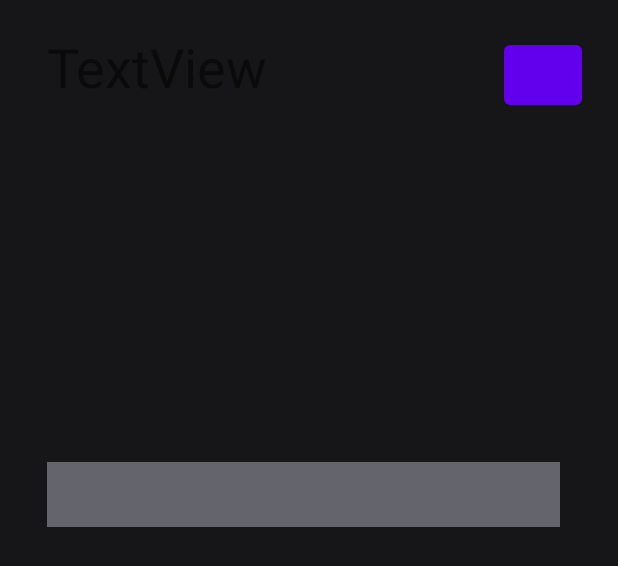
After one commit to jacoblammert/apptest, an Android app: the layout activity_settings.xml on its own in the app's theme, with its tools: preview values and no code run, on a phone screen of 412 x 824 dp. The commit adds this screen. Shown: the top 566 px of the screen. Run offline under Robolectric (Android 15) with nearby library versions, the phone set to English and light mode, and no system bars; Roboto replaces fonts that are not available here.

Commit message:
Added button to change to settings activity

```diff
--- /dev/null
+++ b/app/src/main/res/layout/activity_settings.xml
@@ -0,0 +1,59 @@
+<?xml version="1.0" encoding="utf-8"?>
+<androidx.constraintlayout.widget.ConstraintLayout xmlns:android="http://schemas.android.com/apk/res/android"
+    xmlns:app="http://schemas.android.com/apk/res-auto"
+    xmlns:tools="http://schemas.android.com/tools"
+    android:layout_width="match_parent"
+    android:layout_height="match_parent"
+    android:background="#161618"
+    android:screenOrientation="portrait">
+
+
+    <Spinner
+        android:id="@+id/fontspinner"
+        android:layout_width="342dp"
+        android:layout_height="43dp"
+        android:layout_marginTop="308dp"
+        android:background="#64646d"
+        android:outlineSpotShadowColor="#64646d"
+        app:layout_constraintEnd_toEndOf="parent"
+        app:layout_constraintHorizontal_bias="0.449"
+        app:layout_constraintStart_toStartOf="parent"
+        app:layout_constraintTop_toTopOf="parent" />
+
+    <Button
+        android:id="@+id/button_settings1"
+        android:layout_width="52dp"
+        android:layout_height="52dp"
+        android:layout_marginTop="24dp"
+        android:layout_marginEnd="24dp"
+        android:text=""
+        app:layout_constraintEnd_toEndOf="parent"
+        app:layout_constraintTop_toTopOf="parent" />
+
+    <ScrollView
+        android:layout_width="287dp"
+        android:layout_height="270dp"
+        app:layout_constraintBottom_toTopOf="@+id/fontspinner"
+        app:layout_constraintEnd_toStartOf="@+id/button_settings1"
+        app:layout_constraintHorizontal_bias="0.641"
+        app:layout_constraintStart_toStartOf="parent"
+        app:layout_constraintTop_toTopOf="parent"
+        app:layout_constraintVertical_bias="0.533">
+
+        <LinearLayout
+            android:layout_width="wrap_content"
+            android:layout_height="wrap_content"
+            android:orientation="vertical">
+
+            <TextView
+                android:id="@+id/text_settings_example"
+                android:layout_width="match_parent"
+                android:layout_height="match_parent"
+                android:text="TextView"
+                android:textSize="36sp"
+                app:layout_constraintTop_toTopOf="parent" />
+        </LinearLayout>
+    </ScrollView>
+
+
+</androidx.constraintlayout.widget.ConstraintLayout>
```
Also changed, not shown: app/src/main/java/com/example/japanese/Color.java (added, +25 -0 lines), app/src/main/java/com/example/japanese/Data.java (+24 -9 lines), app/src/main/java/com/example/japanese/Kanji.java (+25 -70 lines), app/src/main/java/com/example/japanese/MainActivity.java (+151 -56 lines), app/src/main/res/layout/activity_main.xml (+23 -18 lines), app/src/main/assets/fonts/In_kanji.ttf (deleted), app/src/main/assets/fonts/SeimeiKana-Free.otf (added), app/src/main/assets/fonts/SeiminKanaClassicTrial-ExtraLight.otf (added), 4 other files.
